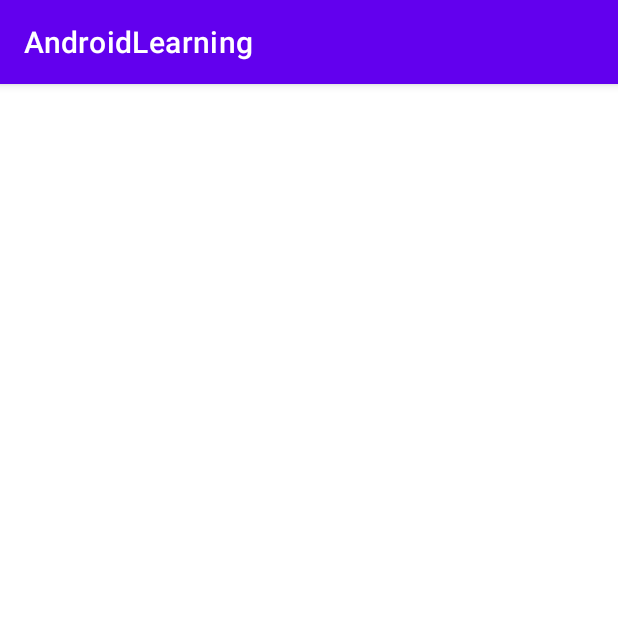
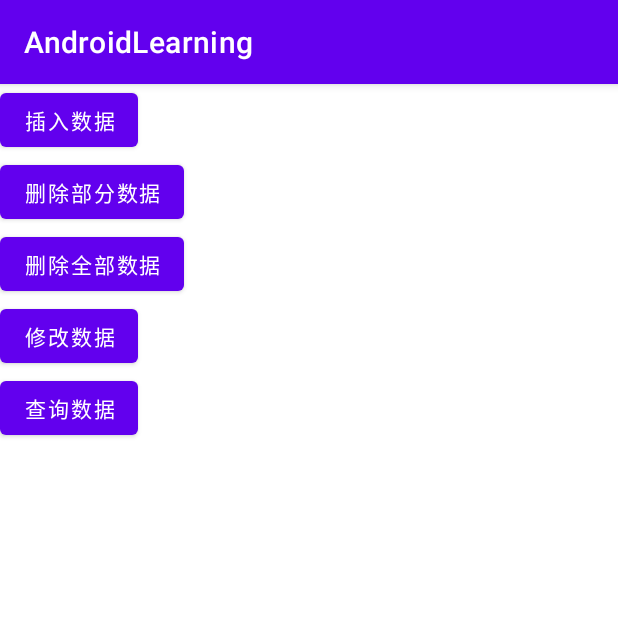
Before and after one commit to StevenMayD/AndroidLearning, an Android app: the screen it shows after launch (RoomActivity), on a phone screen of 412 x 824 dp, the top half of it. Run offline under Robolectric (Android 15) with nearby library versions, the phone set to English and light mode, and no system bars.

Commit message:
15、数据存储 - Room的学习： 2. Room的实战（用户操作Dao，来对数据库的表进行增删改查）

```diff
--- a/app/src/main/java/com/example/androidlearning/room/StudentDatabase.java
+++ b/app/src/main/java/com/example/androidlearning/room/StudentDatabase.java
@@ -17,7 +17,8 @@ public abstract class StudentDatabase extends RoomDatabase {
 
     // 单例模式 返回DB
     private static StudentDatabase INSTANCE;
-    static synchronized StudentDatabase getInstance(Context context) {
+    // 声明为public 供外界调用
+    public static synchronized StudentDatabase getInstance(Context context) {
         if (INSTANCE == null) {
             // 定义数据库名字为student_database
             INSTANCE = Room.databaseBuilder(context.getApplicationContext(), StudentDatabase.class, "student_database")
--- a/app/src/main/res/layout/activity_room.xml
+++ b/app/src/main/res/layout/activity_room.xml
@@ -1,9 +1,44 @@
 <?xml version="1.0" encoding="utf-8"?>
-<androidx.constraintlayout.widget.ConstraintLayout xmlns:android="http://schemas.android.com/apk/res/android"
+<LinearLayout xmlns:android="http://schemas.android.com/apk/res/android"
     xmlns:app="http://schemas.android.com/apk/res-auto"
     xmlns:tools="http://schemas.android.com/tools"
     android:layout_width="match_parent"
     android:layout_height="match_parent"
-    tools:context=".view.activity.RoomActivity">
+    tools:context=".view.activity.RoomActivity"
+    android:orientation="vertical">
 
-</androidx.constraintlayout.widget.ConstraintLayout>
+    <Button
+        android:layout_width="wrap_content"
+        android:layout_height="wrap_content"
+        android:text="插入数据"
+        android:onClick="insertAction"
+        />
+
+    <Button
+        android:layout_width="wrap_content"
+        android:layout_height="wrap_content"
+        android:text="删除部分数据"
+        android:onClick="deleteAction"
+        />
+    <Button
+        android:layout_width="wrap_content"
+        android:layout_height="wrap_content"
+        android:text="删除全部数据"
+        android:onClick="deleteAllAction"
+        />
+
+    <Button
+        android:layout_width="wrap_content"
+        android:layout_height="wrap_content"
+        android:text="修改数据"
+        android:onClick="updateAction"
+        />
+
+    <Button
+        android:layout_width="wrap_content"
+        android:layout_height="wrap_content"
+        android:text="查询数据"
+        android:onClick="queryAction"
+        />
+
+</LinearLayout>
```
Also changed, not shown: app/src/main/java/com/example/androidlearning/room/Student.java (+6 -3 lines), app/src/main/java/com/example/androidlearning/room/StudentDao.java (+5 -2 lines), app/src/main/java/com/example/androidlearning/room/manager/DBEngine.java (added, +143 -0 lines).
